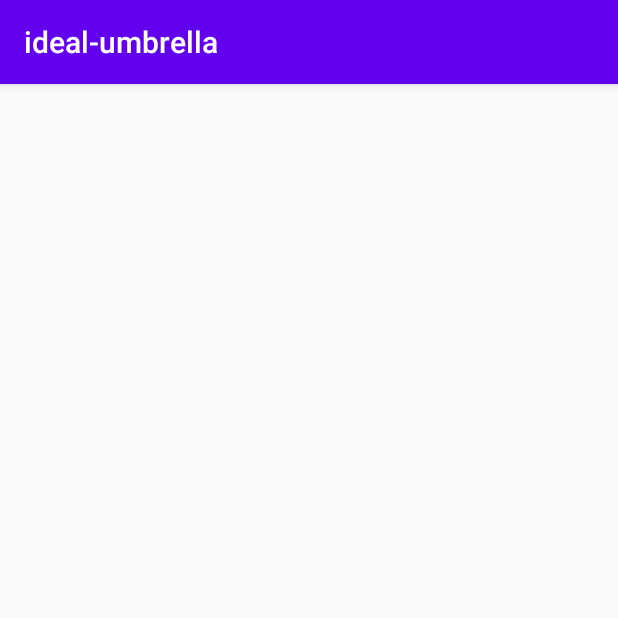
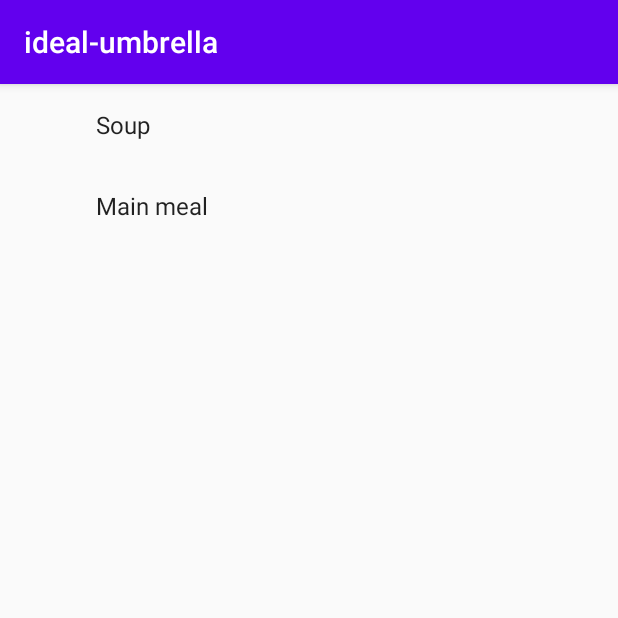
Before and after one commit to adampazican/ideal-umbrella, an Android app: the StartScreenFragment screen opened through its navigation route, after a tap on "ORDER", on a phone screen of 412 x 824 dp, the top half of it. Run offline under Robolectric (Android 15) with nearby library versions, the light colour scheme and no system bars; our stand-ins replace Room's generated code.

Commit message:
new fragment for meal type navigation

```diff
--- a/app/build.gradle
+++ b/app/build.gradle
@@ -41,8 +41,8 @@ dependencies {
     androidTestImplementation 'androidx.test.ext:junit:1.1.1'
     androidTestImplementation 'androidx.test.espresso:espresso-core:3.2.0'
 
-    implementation 'android.arch.navigation:navigation-fragment:2.2.0'
-    implementation 'android.arch.navigation:navigation-ui:2.2.0'
+    implementation "androidx.navigation:navigation-fragment-ktx:2.2.1"
+    implementation "androidx.navigation:navigation-ui-ktx:2.2.1"
 
     def room_version = "2.2.5"
 
--- a/app/src/main/java/com/example/ideal_umbrella/ChooseMeal/ChooseMealFragment.kt
+++ b/app/src/main/java/com/example/ideal_umbrella/ChooseMeal/ChooseMealFragment.kt
@@ -6,7 +6,6 @@ import android.view.LayoutInflater
 import android.view.View
 import android.view.ViewGroup
 import androidx.fragment.app.Fragment
-import androidx.recyclerview.widget.GridLayoutManager
 import androidx.recyclerview.widget.LinearLayoutManager
 import androidx.recyclerview.widget.RecyclerView
 import androidx.room.Room
@@ -15,8 +14,8 @@ import com.example.ideal_umbrella.Database.AppDatabase
 
 class ChooseMealFragment : Fragment() {
 
-    private var mealType: Int = 0 //TODO: null by default all????? or no
-    private var listener: OnListFragmentInteractionListener? = null
+    private var mealType: Int = 0
+    private var listener: OnChooseMealFragmentInteractionListener? = null
 
     override fun onCreate(savedInstanceState: Bundle?) {
         super.onCreate(savedInstanceState)
@@ -37,13 +36,10 @@ class ChooseMealFragment : Fragment() {
                 layoutManager = LinearLayoutManager(context)
                 adapter = MyChooseMealRecyclerViewAdapter(MealContent.meals, listener)
 
-                if (MealContent.meals.isEmpty()) {
-                    val db = Room.databaseBuilder(
-                        context,
-                        AppDatabase::class.java, "waiter"
-                    ).build()
+                val db = MainActivity.db
 
                 Thread {
+                    MealContent.meals.clear()
                     db.mealDao().getAllByMealType(mealType).forEach {
                         MealContent.addItem(Meal(it.id, it.mealName, it.mealType, it.price))
                     }
@@ -54,13 +50,12 @@ class ChooseMealFragment : Fragment() {
                 }.start()
             }
         }
-        }
         return view
     }
 
     override fun onAttach(context: Context) {
         super.onAttach(context)
-        if (context is OnListFragmentInteractionListener) {
+        if (context is OnChooseMealFragmentInteractionListener) {
             listener = context
         } else {
             throw RuntimeException(context.toString() + " must implement OnListFragmentInteractionListener")
--- a/app/src/main/java/com/example/ideal_umbrella/ChooseMeal/Meal.kt
+++ b/app/src/main/java/com/example/ideal_umbrella/ChooseMeal/Meal.kt
@@ -1,3 +1,5 @@
 package com.example.ideal_umbrella.ChooseMeal
 
+import com.example.ideal_umbrella.MealTypeMenu.MealType
+
 data class Meal(val id: Int, val mealName: String?, val mealType: MealType?, val price: Int?, var numberOfOrders: Int = 0);
--- a/app/src/main/java/com/example/ideal_umbrella/ChooseMeal/MealContent.kt
+++ b/app/src/main/java/com/example/ideal_umbrella/ChooseMeal/MealContent.kt
@@ -3,20 +3,9 @@ package com.example.ideal_umbrella.ChooseMeal
 import java.util.ArrayList
 
 object MealContent {
-    val order: MutableList<Meal> = ArrayList()
     val meals: MutableList<Meal> = ArrayList()
 
     fun addItem(item: Meal) {
         meals.add(item)
     }
-
-    fun addItems(items: List<Meal>) {
-       meals.addAll(items);
-    }
-
-    fun removeNotOrdered(): List<Meal> {
-        return meals.filter {
-            it.numberOfOrders < 0
-        }
-    }
 }
--- a/app/src/main/java/com/example/ideal_umbrella/ChooseMeal/MyChooseMealRecyclerViewAdapter.kt
+++ b/app/src/main/java/com/example/ideal_umbrella/ChooseMeal/MyChooseMealRecyclerViewAdapter.kt
@@ -14,7 +14,7 @@ import kotlinx.android.synthetic.main.fragment_choose_meal.view.*
 
 class MyChooseMealRecyclerViewAdapter(
     private val mValues: List<Meal>,
-    private val mListener: OnListFragmentInteractionListener?
+    private val mListener: OnChooseMealFragmentInteractionListener?
 ) : RecyclerView.Adapter<MyChooseMealRecyclerViewAdapter.ViewHolder>() {
 
     override fun onCreateViewHolder(parent: ViewGroup, viewType: Int): ViewHolder {
--- a/app/src/main/java/com/example/ideal_umbrella/ChooseMeal/OnListFragmentInteractionListener.kt
+++ b/app/src/main/java/com/example/ideal_umbrella/ChooseMeal/OnChooseMealFragmentInteractionListener.kt
@@ -4,7 +4,7 @@ import android.view.View
 import android.widget.Button
 import android.widget.TextView
 
-interface OnListFragmentInteractionListener {
+interface OnChooseMealFragmentInteractionListener {
     fun onListFragmentInteractionPlus(button: Button, item: Meal?, adapter: MyChooseMealRecyclerViewAdapter, numberView: TextView)
     fun onListFragmentInteractionMinus(button: Button, item: Meal?, adapter: MyChooseMealRecyclerViewAdapter, numberView: TextView)
 }
--- a/app/src/main/java/com/example/ideal_umbrella/Database/Meal.kt
+++ b/app/src/main/java/com/example/ideal_umbrella/Database/Meal.kt
@@ -3,7 +3,7 @@ package com.example.ideal_umbrella.Database
 import androidx.room.ColumnInfo
 import androidx.room.Entity
 import androidx.room.PrimaryKey
-import com.example.ideal_umbrella.ChooseMeal.MealType
+import com.example.ideal_umbrella.MealTypeMenu.MealType
 
 @Entity
 data class Meal(
--- a/app/src/main/java/com/example/ideal_umbrella/Database/MealTypeConverter.kt
+++ b/app/src/main/java/com/example/ideal_umbrella/Database/MealTypeConverter.kt
@@ -1,7 +1,7 @@
 package com.example.ideal_umbrella.Database
 
 import androidx.room.TypeConverter
-import com.example.ideal_umbrella.ChooseMeal.MealType
+import com.example.ideal_umbrella.MealTypeMenu.MealType
 
 object MealTypeConverter {
 
--- a/app/src/main/java/com/example/ideal_umbrella/HttpHandler.kt
+++ b/app/src/main/java/com/example/ideal_umbrella/HttpHandler.kt
@@ -1,7 +1,7 @@
 package com.example.ideal_umbrella
 
 import com.example.ideal_umbrella.ChooseMeal.Meal
-import com.example.ideal_umbrella.ChooseMeal.MealType
+import com.example.ideal_umbrella.MealTypeMenu.MealType
 import org.json.JSONArray
 import java.io.InputStream
 import java.io.InputStreamReader
@@ -10,7 +10,7 @@ import java.net.HttpURLConnection
 import java.net.URL
 
 object HttpHandler {
-    const val PREFIX = "https://c721bada.ngrok.io"
+    const val PREFIX = "https://926321cb.ngrok.io"
     const val UPDATE_DB = PREFIX + "/update-db"
 
     fun getAllMeals(callback: (mealArray: ArrayList<Meal>?, success: Boolean) -> Unit) {
--- a/app/src/main/java/com/example/ideal_umbrella/MainActivity.kt
+++ b/app/src/main/java/com/example/ideal_umbrella/MainActivity.kt
@@ -1,27 +1,37 @@
 package com.example.ideal_umbrella
 
+import android.app.Activity
 import android.graphics.Color
 import androidx.appcompat.app.AppCompatActivity
 import android.os.Bundle
 import android.widget.Button
 import android.widget.TextView
+import androidx.navigation.Navigation
 import androidx.room.Room
 import com.example.ideal_umbrella.ChooseMeal.Meal
 import com.example.ideal_umbrella.ChooseMeal.MyChooseMealRecyclerViewAdapter
-import com.example.ideal_umbrella.ChooseMeal.OnListFragmentInteractionListener
+import com.example.ideal_umbrella.ChooseMeal.OnChooseMealFragmentInteractionListener
 import com.example.ideal_umbrella.Database.AppDatabase
+import com.example.ideal_umbrella.MealTypeMenu.MealType
+import com.example.ideal_umbrella.MealTypeMenu.OnMealTypesFragmentInteractionListener
 
-class MainActivity : AppCompatActivity(), OnListFragmentInteractionListener {
-//    @JvmStatic
-    lateinit var db: AppDatabase //TODO: check later
+class MainActivity : AppCompatActivity(), OnChooseMealFragmentInteractionListener, OnMealTypesFragmentInteractionListener {
+    companion object {
+        lateinit var db: AppDatabase
+    }
 
     override fun onCreate(savedInstanceState: Bundle?) {
         super.onCreate(savedInstanceState)
         setContentView(R.layout.activity_main) //TODO: make new fragment with list of types of meal (dynamically added from enum), table number and big order button
-//        db = Room.databaseBuilder(
-//            this,
-//            AppDatabase::class.java, "waiter"
-//        ).build()
+        db = Room.databaseBuilder(
+            this,
+            AppDatabase::class.java, "waiter"
+        ).build()
+    }
+
+    override fun onDestroy() {
+        super.onDestroy()
+        db.close()
     }
 
     override fun onListFragmentInteractionPlus(
@@ -53,4 +63,12 @@ class MainActivity : AppCompatActivity(), OnListFragmentInteractionListener {
             }
         }
     }
+
+    override fun onListFragmentInteraction(item: MealType?) {
+        if (item != null) {
+            val bundle = Bundle();
+            bundle.putInt("meal-type",  item.value)
+            Navigation.findNavController(this as Activity, R.id.nav_host_fragment).navigate(R.id.chooseMealFragment, bundle)
+        }
+    }
 }
--- a/app/src/main/java/com/example/ideal_umbrella/ChooseMeal/MealType.kt
+++ b/app/src/main/java/com/example/ideal_umbrella/MealTypeMenu/MealType.kt
@@ -1,8 +1,8 @@
-package com.example.ideal_umbrella.ChooseMeal
+package com.example.ideal_umbrella.MealTypeMenu
 
 enum class MealType(val value: Int) {
-    MEAL_SOUP(0),
-    Meal_MAIN(1)
+    SOUP(0),
+    MAIN_MEAL(1)
     ;
 
     companion object {
--- /dev/null
+++ b/app/src/main/java/com/example/ideal_umbrella/MealTypeMenu/MealTypeFragment.kt
@@ -0,0 +1,45 @@
+package com.example.ideal_umbrella.MealTypeMenu
+
+import android.content.Context
+import android.os.Bundle
+import androidx.fragment.app.Fragment
+import androidx.recyclerview.widget.LinearLayoutManager
+import androidx.recyclerview.widget.RecyclerView
+import android.view.LayoutInflater
+import android.view.View
+import android.view.ViewGroup
+import com.example.ideal_umbrella.R
+
+class MealTypeFragment : Fragment() {
+
+    private var listener: OnMealTypesFragmentInteractionListener? = null
+
+    override fun onCreateView(
+        inflater: LayoutInflater, container: ViewGroup?,
+        savedInstanceState: Bundle?
+    ): View? {
+        val view = inflater.inflate(R.layout.fragment_meal_type_list, container, false)
+
+        if (view is RecyclerView) {
+            with(view) {
+                layoutManager = LinearLayoutManager(context)
+                adapter = MyMealTypeRecyclerViewAdapter(MealTypesContent.ITEMS, listener)
+            }
+        }
+        return view
+    }
+
+    override fun onAttach(context: Context) {
+        super.onAttach(context)
+        if (context is OnMealTypesFragmentInteractionListener) {
+            listener = context
+        } else {
+            throw RuntimeException(context.toString() + " must implement OnListFragmentInteractionListener")
+        }
+    }
+
+    override fun onDetach() {
+        super.onDetach()
+        listener = null
+    }
+}
--- /dev/null
+++ b/app/src/main/java/com/example/ideal_umbrella/MealTypeMenu/MealTypesContent.kt
@@ -0,0 +1,17 @@
+package com.example.ideal_umbrella.MealTypeMenu
+
+import com.example.ideal_umbrella.ChooseMeal.Meal
+import java.util.*
+
+object MealTypesContent {
+    val ITEMS: MutableList<MealType> = ArrayList()
+    val order: MutableList<Meal> = ArrayList()
+
+    init {
+        for (i in MealType.values().indices) {
+            ITEMS.add(
+                MealType.fromInt(i)
+            )
+        }
+    }
+}
--- /dev/null
+++ b/app/src/main/java/com/example/ideal_umbrella/MealTypeMenu/MyMealTypeRecyclerViewAdapter.kt
@@ -0,0 +1,50 @@
+package com.example.ideal_umbrella.MealTypeMenu
+
+import androidx.recyclerview.widget.RecyclerView
+import android.view.LayoutInflater
+import android.view.View
+import android.view.ViewGroup
+import android.widget.TextView
+import com.example.ideal_umbrella.R
+
+import kotlinx.android.synthetic.main.fragment_meal_type.view.*
+import java.util.*
+
+
+class MyMealTypeRecyclerViewAdapter(
+    private val mValues: List<MealType>,
+    private val mListener: OnMealTypesFragmentInteractionListener?
+) : RecyclerView.Adapter<MyMealTypeRecyclerViewAdapter.ViewHolder>() {
+
+    private val mOnClickListener: View.OnClickListener
+
+    init {
+        mOnClickListener = View.OnClickListener { v ->
+            val item = v.tag as MealType
+            mListener?.onListFragmentInteraction(item)
+        }
+    }
+
+    override fun onCreateViewHolder(parent: ViewGroup, viewType: Int): ViewHolder {
+        val view = LayoutInflater.from(parent.context)
+            .inflate(R.layout.fragment_meal_type, parent, false)
+        return ViewHolder(view)
+    }
+
+    override fun onBindViewHolder(holder: ViewHolder, position: Int) {
+        val item = mValues[position]
+        holder.mContentView.text = item.name.toLowerCase(Locale.ROOT).capitalize().replace("_", " ")
+
+        with(holder.mView) {
+            tag = item
+            setOnClickListener(mOnClickListener)
+        }
+    }
+
+    override fun getItemCount(): Int = mValues.size
+
+    inner class ViewHolder(val mView: View) : RecyclerView.ViewHolder(mView) {
+        val mIdView: TextView = mView.item_number
+        val mContentView: TextView = mView.content
+    }
+}
--- /dev/null
+++ b/app/src/main/java/com/example/ideal_umbrella/MealTypeMenu/OnMealTypesFragmentInteractionListener.kt
@@ -0,0 +1,5 @@
+package com.example.ideal_umbrella.MealTypeMenu
+
+interface OnMealTypesFragmentInteractionListener {
+    fun onListFragmentInteraction(item: MealType?)
+}
--- a/app/src/main/java/com/example/ideal_umbrella/StartScreenFragment.kt
+++ b/app/src/main/java/com/example/ideal_umbrella/StartScreenFragment.kt
@@ -11,7 +11,7 @@ import android.widget.Button
 import android.widget.Toast
 import androidx.navigation.Navigation
 import androidx.room.Room
-import com.example.ideal_umbrella.ChooseMeal.MealType
+import com.example.ideal_umbrella.MealTypeMenu.MealType
 import com.example.ideal_umbrella.Database.AppDatabase
 import com.example.ideal_umbrella.Database.Meal
 
@@ -25,15 +25,10 @@ class StartScreenFragment : Fragment() {
         val updateMealsButton = view?.findViewById(R.id.update_meals_button) as Button
 
         startOrderButton.setOnClickListener {
-            val bundle = Bundle();
-            bundle.putInt("meal-type",  MealType.MEAL_SOUP.value)
-            Navigation.findNavController(activity as Activity, R.id.nav_host_fragment).navigate(R.id.chooseMealFragment, bundle);
+            Navigation.findNavController(activity as Activity, R.id.nav_host_fragment).navigate(R.id.mealTypeFragment);
         }
 
-        val db = Room.databaseBuilder(
-            activity as Activity,
-            AppDatabase::class.java, "waiter"
-        ).build()
+        val db = MainActivity.db
 
         updateMealsButton.setOnClickListener {
             HttpHandler.getAllMeals { mealArray: ArrayList<com.example.ideal_umbrella.ChooseMeal.Meal>?, success: Boolean ->
--- /dev/null
+++ b/app/src/main/res/layout/fragment_meal_type.xml
@@ -0,0 +1,20 @@
+<?xml version="1.0" encoding="utf-8"?>
+<LinearLayout xmlns:android="http://schemas.android.com/apk/res/android"
+    android:layout_width="wrap_content"
+    android:layout_height="wrap_content"
+    android:orientation="horizontal">
+
+    <TextView
+        android:id="@+id/item_number"
+        android:layout_width="wrap_content"
+        android:layout_height="wrap_content"
+        android:layout_margin="@dimen/text_margin"
+        android:textAppearance="?attr/textAppearanceListItem" />
+
+    <TextView
+        android:id="@+id/content"
+        android:layout_width="wrap_content"
+        android:layout_height="wrap_content"
+        android:layout_margin="@dimen/text_margin"
+        android:textAppearance="?attr/textAppearanceListItem" />
+</LinearLayout>
--- /dev/null
+++ b/app/src/main/res/layout/fragment_meal_type_list.xml
@@ -0,0 +1,13 @@
+<?xml version="1.0" encoding="utf-8"?>
+<androidx.recyclerview.widget.RecyclerView xmlns:android="http://schemas.android.com/apk/res/android"
+    xmlns:app="http://schemas.android.com/apk/res-auto"
+    xmlns:tools="http://schemas.android.com/tools"
+    android:id="@+id/list"
+    android:name="com.example.ideal_umbrella.MealTypeMenu.MealTypeFragment"
+    android:layout_width="match_parent"
+    android:layout_height="match_parent"
+    android:layout_marginLeft="16dp"
+    android:layout_marginRight="16dp"
+    app:layoutManager="LinearLayoutManager"
+    tools:context=".MealTypeMenu.MealTypeFragment"
+    tools:listitem="@layout/fragment_meal_type" />
--- a/app/src/main/res/navigation/nav_graph.xml
+++ b/app/src/main/res/navigation/nav_graph.xml
@@ -20,12 +20,21 @@
         android:label="fragment_start_screen"
         tools:layout="@layout/fragment_start_screen" >
         <action
-            android:id="@+id/action_startScreenFragment_to_chooseMealFragment"
-            app:destination="@id/chooseMealFragment" />
+            android:id="@+id/action_startScreenFragment_to_mealTypeFragment"
+            app:destination="@id/mealTypeFragment" />
     </fragment>
     <fragment
         android:id="@+id/chooseMealFragment"
         android:name="com.example.ideal_umbrella.ChooseMeal.ChooseMealFragment"
         android:label="fragment_choose_meal_list"
         tools:layout="@layout/fragment_choose_meal_list" />
+    <fragment
+        android:id="@+id/mealTypeFragment"
+        android:name="com.example.ideal_umbrella.MealTypeMenu.MealTypeFragment"
+        android:label="fragment_meal_type_list"
+        tools:layout="@layout/fragment_meal_type_list" >
+        <action
+            android:id="@+id/action_mealTypeFragment_to_chooseMealFragment"
+            app:destination="@id/chooseMealFragment" />
+    </fragment>
 </navigation>
```
Lines whose indentation alone changed are shown as unchanged.
